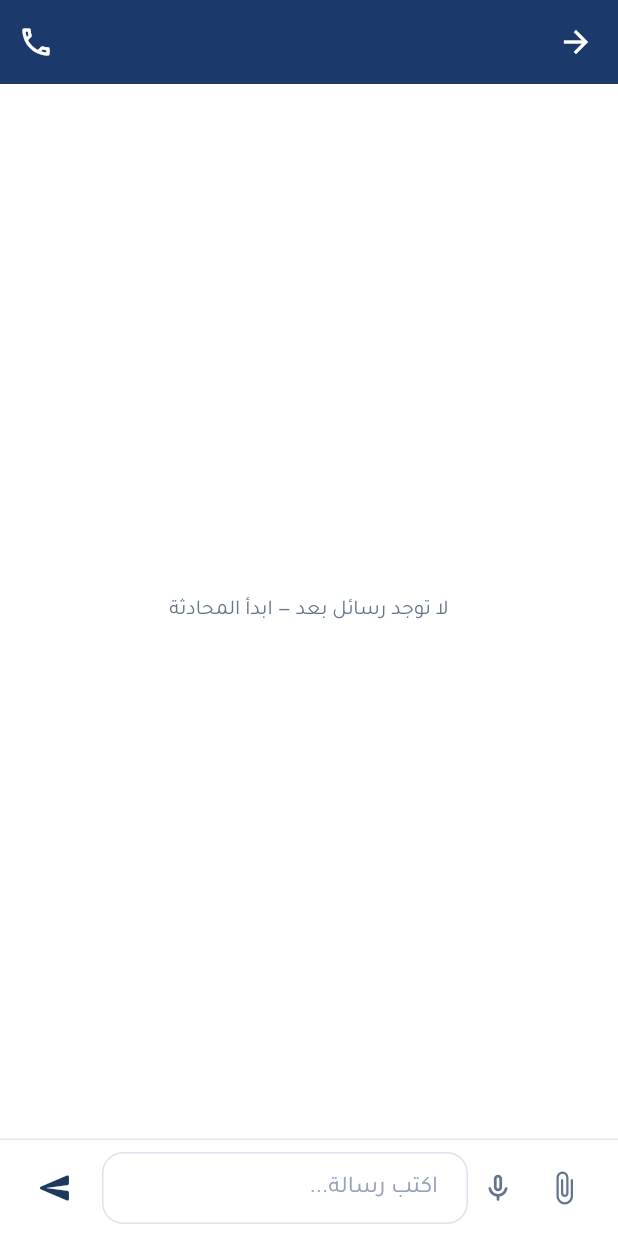
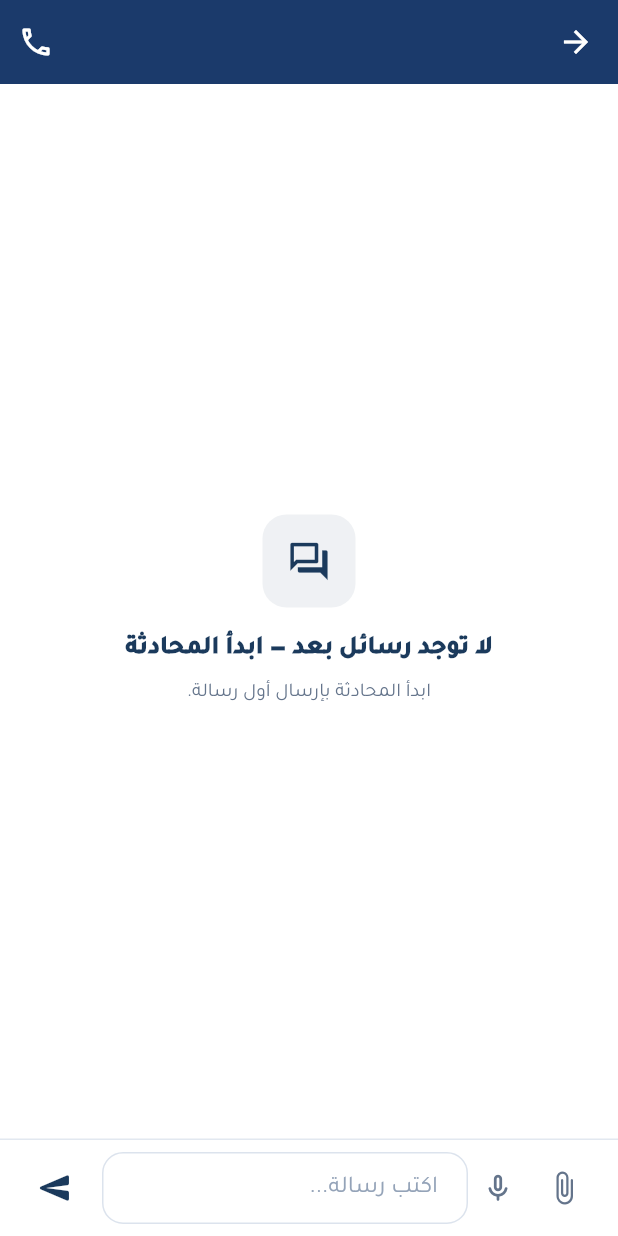
Before and after one commit to naifalabdullah211/neotask-web, a Flutter app: the ChatThreadScreen screen opened directly with empty values, on a phone screen of 412 x 824 dp. Run offline on Flutter 3.47's test engine with Material 3 defaults, Android fonts, the phone set to English and light mode, and no system bars; our stand-ins replace audioplayers, cloud_firestore, cloud_functions, file_picker, firebase_auth, firebase_core and 6 more; missing offline and left inert: dart:html, excel, flutter_webrtc, record; accounts and stored records are empty.

```diff
--- a/lib/l10n/app_i18n.dart
+++ b/lib/l10n/app_i18n.dart
@@ -943,6 +943,31 @@ class AppI18n {
     'إيقاف استقبال الردود': 'Stop accepting responses',
     'تفعيل النموذج': 'Activate form',
 
+    // Workspace refresh phase 3
+    'سيظهر التقرير هنا بعد إغلاق التصويت وحساب النتيجة.':
+        'The report will appear here after voting closes and the result is calculated.',
+    'توزيع الأصوات ونسب كل اختيار':
+        'Vote distribution and percentage by option',
+    'تعذّر حفظ القرار': 'Could not save the decision',
+    'تعادل بين': 'Tie between',
+    'الاختيار الفائز': 'Winning choice',
+    'صوت': 'votes',
+    'قائمة من صوّت': 'Voted',
+    'قائمة من لم يصوّت': 'Not voted',
+    'المتبقية': 'Remaining',
+    'نسبة التقدم': 'Progress',
+    'المعايير المرتبطة بالهدف وحالة تنفيذ كل منها':
+        'Criteria linked to the goal and each item’s execution status',
+    'بدون موظف': 'No employee assigned',
+    'ملاحظات ومتابعات مرتبطة بالهدف': 'Notes and follow-ups linked to the goal',
+    'مستخدم': 'User',
+    'أدخل رقمًا صحيحًا': 'Enter a valid number',
+    'استخدم صيغة YYYY-MM-DD': 'Use YYYY-MM-DD format',
+    'ابدأ المحادثة بإرسال أول رسالة.':
+        'Start the conversation by sending the first message.',
+    'مدير القسم': 'Department manager',
+    'متابعة · عرض فقط': 'Monitoring · View only',
+
     // Extended screen copy
     'إنشاء': 'Create',
     'أيقونة الهدف': 'Goal icon',
--- a/lib/screens/public/public_form_screen.dart
+++ b/lib/screens/public/public_form_screen.dart
@@ -224,11 +224,11 @@ class _PublicFormScreenState extends State<PublicFormScreen> {
           if (field.type == CustomFieldType.number &&
               value!.isNotEmpty &&
               num.tryParse(value) == null)
-            return 'أدخل رقمًا صحيحًا';
+            return context.tr('أدخل رقمًا صحيحًا');
           if (field.type == CustomFieldType.date &&
               value!.isNotEmpty &&
               DateTime.tryParse(value) == null)
-            return 'استخدم صيغة YYYY-MM-DD';
+            return context.tr('استخدم صيغة YYYY-MM-DD');
           return null;
         },
       );
--- a/lib/screens/shared/chat_thread_screen.dart
+++ b/lib/screens/shared/chat_thread_screen.dart
@@ -12,6 +12,7 @@ import '../../services/cloudinary_service.dart';
 import '../../services/firestore_service.dart';
 import '../../theme/app_theme.dart';
 import '../../widgets/voice_message_recorder_button.dart';
+import '../../widgets/neo_workspace_chrome.dart';
 import '../../widgets/voice_message_player.dart';
 import 'voice_call_screen.dart';
 
@@ -374,11 +375,10 @@ class _ChatThreadBodyState extends State<ChatThreadBody> {
             builder: (context, snapshot) {
               final messages = snapshot.data ?? [];
               if (messages.isEmpty) {
-                return const Center(
-                  child: Text(
-                    'لا توجد رسائل بعد — ابدأ المحادثة',
-                    style: TextStyle(color: AppColors.textSecondary),
-                  ),
+                return const NeoWorkspaceEmptyState(
+                  icon: Icons.forum_outlined,
+                  title: 'لا توجد رسائل بعد — ابدأ المحادثة',
+                  message: 'ابدأ المحادثة بإرسال أول رسالة.',
                 );
               }
               if (!widget.readOnly) {
```
Also changed, not shown: lib/screens/manager/luxury_manager_dashboard.dart (+46 -29 lines), lib/screens/manager/poll_report_screen.dart (+95 -47 lines), lib/screens/shared/goal_detail_screen.dart (+41 -11 lines).
